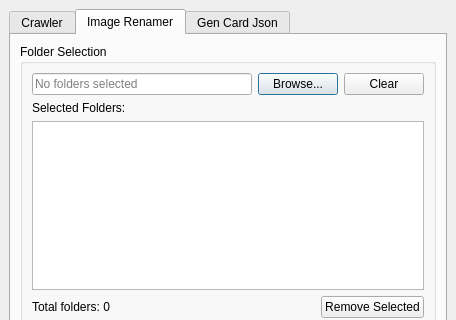
This is gui.ui in sam9525/pokemon-tcgp-data-scripts as Qt 5 draws it before an edit; both pictures show x 0 to 456 and y 0 to 320 of the 456 by 497 pixel window. The edited form follows.
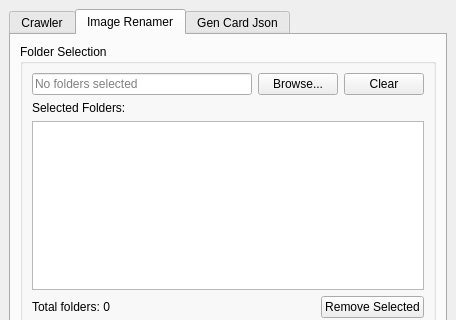
This is the edited form. The open tabs and pages were chosen to show the change. Icons and pictures are not drawn.

Commit message: Remove default style for button

```diff
--- a/gui.ui
+++ b/gui.ui
@@ -209,7 +209,7 @@
                   <bool>false</bool>
                  </property>
                  <property name="default">
-                  <bool>true</bool>
+                  <bool>false</bool>
                  </property>
                 </widget>
                </item>
```
